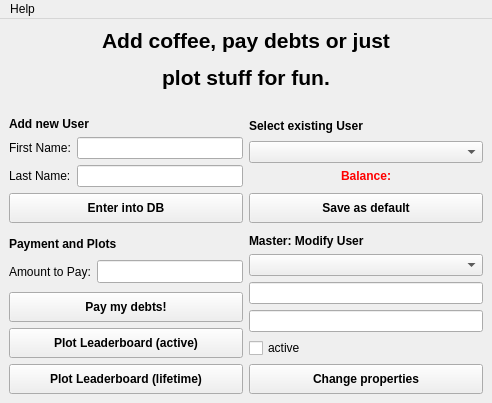
Before: the Qt Designer form desctop_ui/desctopdialog.ui in AndreWohnsland/Coffeetracker, drawn with Qt 5.
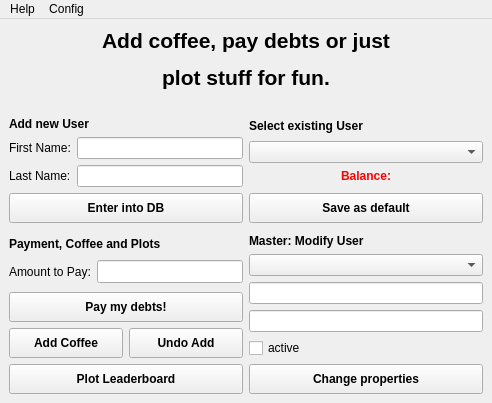
After: the same form once the commit is applied.

Commit message: Added more Buttons and Functions

```diff
--- a/desctop_ui/desctopdialog.ui
+++ b/desctop_ui/desctopdialog.ui
@@ -350,7 +350,7 @@
          </font>
         </property>
         <property name="text">
-         <string>Payment and Plots</string>
+         <string>Payment, Coffee and Plots</string>
         </property>
        </widget>
       </item>
@@ -432,7 +432,9 @@
        </widget>
       </item>
       <item>
-       <widget class="QPushButton" name="PB_plot_active">
+       <layout class="QHBoxLayout" name="horizontalLayout">
+        <item>
+         <widget class="QPushButton" name="PB_add_coffee">
         <property name="minimumSize">
          <size>
           <width>0</width>
@@ -452,12 +454,12 @@
          </font>
         </property>
         <property name="text">
-         <string>Plot Leaderboard (active)</string>
+           <string>Add Coffee</string>
         </property>
        </widget>
       </item>
       <item>
-       <widget class="QPushButton" name="PB_plot_lifetime">
+         <widget class="QPushButton" name="PB_undo">
         <property name="minimumSize">
          <size>
           <width>0</width>
@@ -477,7 +479,34 @@
          </font>
         </property>
         <property name="text">
-         <string>Plot Leaderboard (lifetime)</string>
+           <string>Undo Add</string>
+          </property>
+         </widget>
+        </item>
+       </layout>
+      </item>
+      <item>
+       <widget class="QPushButton" name="PB_plot">
+        <property name="minimumSize">
+         <size>
+          <width>0</width>
+          <height>30</height>
+         </size>
+        </property>
+        <property name="maximumSize">
+         <size>
+          <width>16777215</width>
+          <height>75</height>
+         </size>
+        </property>
+        <property name="font">
+         <font>
+          <weight>75</weight>
+          <bold>true</bold>
+         </font>
+        </property>
+        <property name="text">
+         <string>Plot Leaderboard</string>
         </property>
        </widget>
       </item>
@@ -548,7 +577,14 @@
     <addaction name="separator"/>
     <addaction name="actionExit"/>
    </widget>
+   <widget class="QMenu" name="menuConfig">
+    <property name="title">
+     <string>Config</string>
+    </property>
+    <addaction name="actionCofigure_con"/>
+   </widget>
    <addaction name="menuHelp"/>
+   <addaction name="menuConfig"/>
   </widget>
   <action name="actionWhat_to_do">
    <property name="text">
```
Left out of the diff: 30 changed lines with no effect on the pictures. Lines whose indentation alone changed are shown as unchanged. The commit also changes 2 other files.
